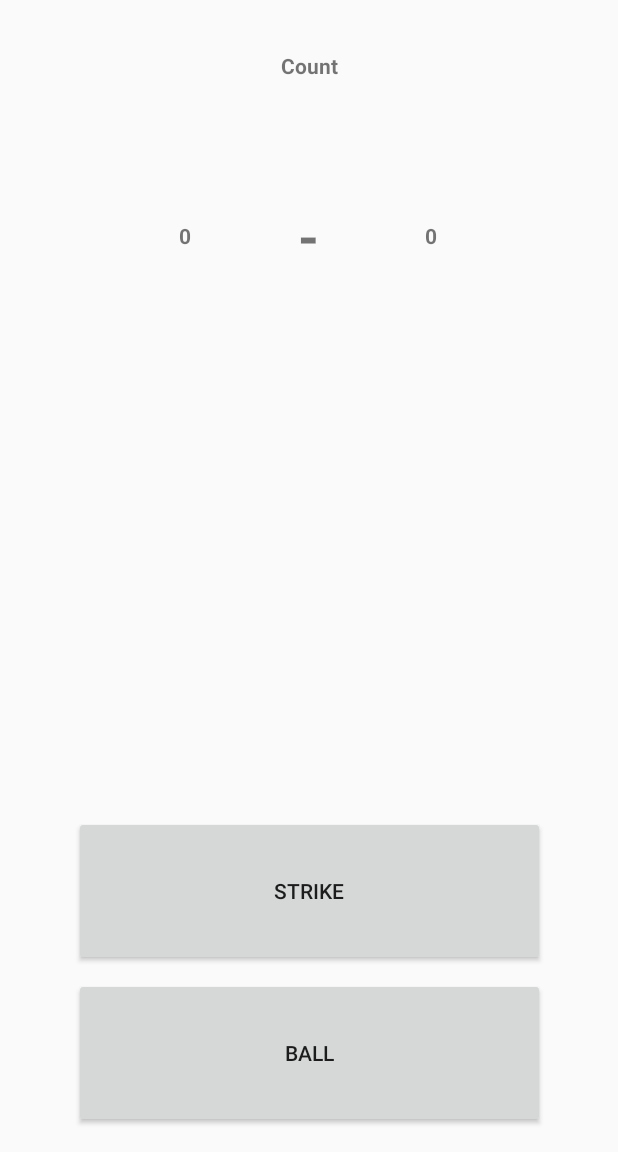
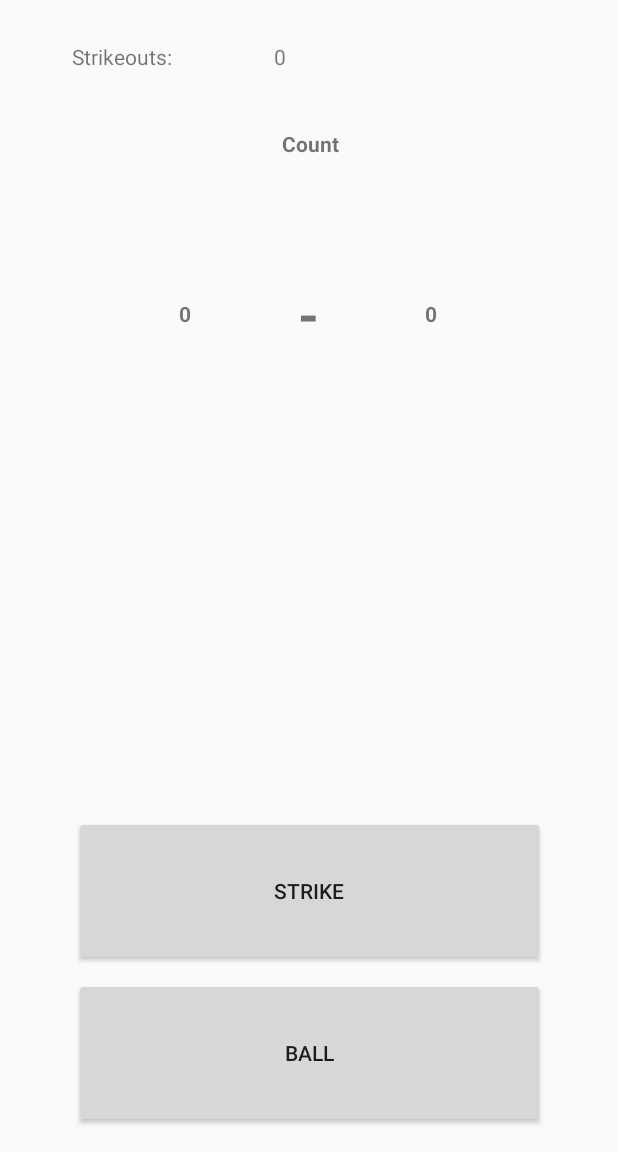
Before and after one commit to eChadwick/UmpireBuddy, an Android app: the screen it shows after launch (MainActivity), after a tap on "RESET", on a phone screen of 412 x 824 dp, the part 84-1236 px from its top. Run offline under Robolectric (Android 15) with nearby library versions, the phone set to English and light mode, and no system bars; 2 other taps on this screen came first.

```diff
--- a/app/src/main/java/com/example/umpirebuddy/MainActivity.java
+++ b/app/src/main/java/com/example/umpirebuddy/MainActivity.java
@@ -1,6 +1,8 @@
 package com.example.umpirebuddy;
 
+import android.content.Context;
 import android.content.Intent;
+import android.content.SharedPreferences;
 import android.support.v7.app.AppCompatActivity;
 import android.os.Bundle;
 import android.view.Menu;
@@ -14,6 +16,7 @@ public class MainActivity extends AppCompatActivity {
 
     static int balls = 0;
     static int strikes = 0;
+    static int strikeOuts;
 
     @Override
     protected void onCreate(Bundle savedInstanceState) {
@@ -22,6 +25,10 @@ public class MainActivity extends AppCompatActivity {
 
         Toolbar mTopToolbar = (Toolbar) findViewById(R.id.toolbar2);
         setSupportActionBar(mTopToolbar);
+        SharedPreferences prefs = this.getPreferences(Context.MODE_PRIVATE);
+        strikeOuts = prefs.getInt("strikeOuts", 0);
+        final TextView strikeoutCounter = findViewById(R.id.strikeoutCounter);
+        strikeoutCounter.setText(Integer.toString(strikeOuts));
     }
 
     @Override
@@ -36,16 +43,26 @@ public class MainActivity extends AppCompatActivity {
                 // Update internal counters
                 balls = 0;
                 strikes = 0;
+                strikeOuts = 0;
 
                 // Update show counters
                 final TextView ballCount = (TextView) findViewById(R.id.textView3);
                 ballCount.setText(Integer.toString(0));
                 final TextView strikeCount = (TextView) findViewById(R.id.textView2);
                 strikeCount.setText(Integer.toString(0));
+
+                final TextView strikeoutCounter =(TextView) findViewById(R.id.strikeoutCounter);
+                strikeoutCounter.setText(Integer.toString(0));
+
+                SharedPreferences prefs = this.getPreferences(Context.MODE_PRIVATE);
+                SharedPreferences.Editor editor = prefs.edit();
+                editor.putInt("strikeOuts", strikeOuts);
+                editor.commit();
                 return true;
             case R.id.menu_about:
                 Intent intent = new Intent(this, AboutActivity.class);
                 startActivity(intent);
+                return  true;
             default:
                 return super.onOptionsItemSelected(clickedItem);
         }
@@ -101,15 +118,23 @@ public class MainActivity extends AppCompatActivity {
         findViewById(R.id.button5).setVisibility(view.GONE);
     }
 
-    public void onReset(View view) {
-//      Update internal counters
-        balls = 0;
-        strikes = 0;
-
-//      Update show counters
-        final TextView ballCount = (TextView) findViewById(R.id.textView3);
-        ballCount.setText(Integer.toString(0));
-        final TextView strikeCount = (TextView) findViewById(R.id.textView2);
-        strikeCount.setText(Integer.toString(0));
-    }
+//    public void onReset(View view) {
+////      Update internal counters
+//        balls = 0;
+//        strikes = 0;
+//        strikeOuts = 0;
+//
+////      Update show counters
+//        final TextView ballCount = (TextView) findViewById(R.id.textView3);
+//        ballCount.setText(Integer.toString(0));
+//        final TextView strikeCount = (TextView) findViewById(R.id.textView2);
+//        strikeCount.setText(Integer.toString(0));
+//        final TextView strikeoutCounter =(TextView) findViewById(R.id.strikeoutCounter);
+//        strikeoutCounter.setText(Integer.toString(0));
+//
+//        SharedPreferences prefs = this.getPreferences(Context.MODE_PRIVATE);
+//        SharedPreferences.Editor editor = prefs.edit();
+//        editor.putInt("strikeOuts", strikeOuts);
+//        editor.commit();
+//    }
 }
--- a/app/src/main/res/layout/activity_main.xml
+++ b/app/src/main/res/layout/activity_main.xml
@@ -2,6 +2,7 @@
 <android.support.constraint.ConstraintLayout xmlns:android="http://schemas.android.com/apk/res/android"
     xmlns:app="http://schemas.android.com/apk/res-auto"
     xmlns:tools="http://schemas.android.com/tools"
+    android:id="@+id/toplevellayout"
     android:layout_width="match_parent"
     android:layout_height="match_parent"
     tools:context=".MainActivity">
@@ -43,14 +44,13 @@
         android:layout_width="315dp"
         android:layout_height="72dp"
         android:layout_marginStart="16dp"
-        android:layout_marginLeft="16dp"
-        android:layout_marginTop="64dp"
+        android:layout_marginTop="116dp"
         android:layout_marginEnd="16dp"
-        android:layout_marginRight="16dp"
         android:gravity="center"
         android:text="@string/count_string"
         android:textStyle="bold"
         app:layout_constraintEnd_toEndOf="parent"
+        app:layout_constraintHorizontal_bias="0.515"
         app:layout_constraintStart_toStartOf="parent"
         app:layout_constraintTop_toTopOf="parent"
         tools:textSize="36sp" />
@@ -156,4 +156,23 @@
         tools:layout_editor_absoluteX="8dp"
         tools:layout_editor_absoluteY="0dp" />
 
+    <TextView
+        android:id="@+id/textView9"
+        android:layout_width="wrap_content"
+        android:layout_height="wrap_content"
+        android:layout_marginStart="48dp"
+        android:layout_marginTop="84dp"
+        android:text="@string/strikeOuts"
+        app:layout_constraintStart_toStartOf="parent"
+        app:layout_constraintTop_toTopOf="parent" />
+
+    <TextView
+        android:id="@+id/strikeoutCounter"
+        android:layout_width="wrap_content"
+        android:layout_height="wrap_content"
+        android:layout_marginStart="68dp"
+        android:layout_marginTop="28dp"
+        app:layout_constraintStart_toEndOf="@+id/textView9"
+        app:layout_constraintTop_toBottomOf="@+id/toolbar2" />
+
 </android.support.constraint.ConstraintLayout>
--- a/app/src/main/res/values/strings.xml
+++ b/app/src/main/res/values/strings.xml
@@ -11,4 +11,5 @@
     <string name="about">About</string>
     <string name="about_page_author">Author: Eric Chadwick</string>
     <string name="about_page_title">UmpBot</string>
+    <string name="strikeOuts">Strikeouts:</string>
 </resources>
```
